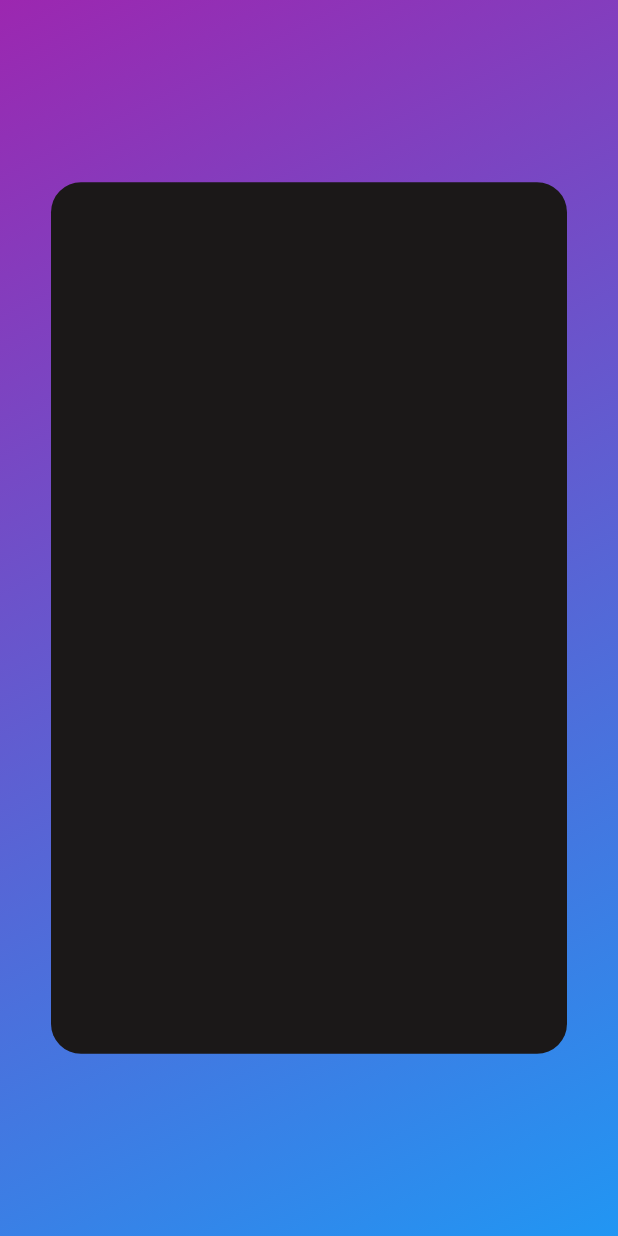
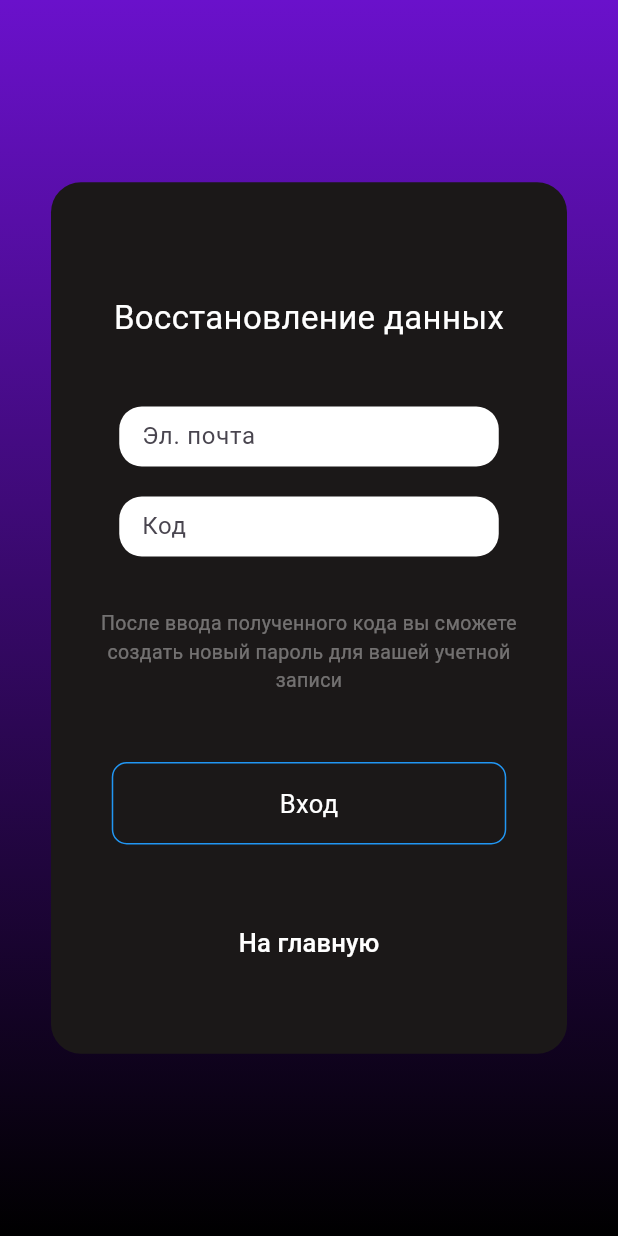
Before and after one commit to Sgale952/OtoWaveApp, a Flutter app: the PasswordRecoveryScreen screen opened directly, on a phone screen of 412 x 824 dp. Run offline on Flutter 3.47's test engine with Material 3 defaults, Android fonts, the phone set to English and light mode, and no system bars; Roboto replaces fonts that are missing (Inter-Medium).

Commit message:
Обновил цвет заднего фона всем файлам которые есть сейчас реализовал экран получения кода для восстановления пароль PasswordRecoveryScreen.dart

```diff
--- a/lib/LogInScreen.dart
+++ b/lib/LogInScreen.dart
@@ -1,7 +1,5 @@
-import 'dart:async';
 import 'package:OtoWave/MainScreen.dart';
 import 'package:flutter/material.dart';
-
 import 'PasswordRecoveryScreen.dart';
 
 
@@ -43,9 +41,9 @@ class _LogInScreenState extends State<LogInScreen> {
   BoxDecoration _buildBackgroundGradient() {
     return BoxDecoration(
       gradient: LinearGradient(
-        colors: [Colors.purple, Colors.blue],
-        begin: Alignment.topLeft,
-        end: Alignment.bottomRight,
+        colors: [Color.fromRGBO(106, 17, 203, 1.0), Colors.black],
+        begin: Alignment.topCenter,
+        end: Alignment.bottomCenter,
       ),
     );
   }
--- a/lib/MainScreen.dart
+++ b/lib/MainScreen.dart
@@ -44,9 +44,9 @@ class _MainScreenState extends State<MainScreen> {
   BoxDecoration _buildBackgroundGradient() {
     return BoxDecoration(
       gradient: LinearGradient(
-        colors: [Colors.purple, Colors.blue], // Цвета градиента
-        begin: Alignment.topLeft, // Начальное положение градиента
-        end: Alignment.bottomRight, // Конечное положение градиента
+        colors: [Color.fromRGBO(106, 17, 203, 1.0), Colors.black],
+        begin: Alignment.topCenter,
+        end: Alignment.bottomCenter,
       ),
     );
   }
--- a/lib/PasswordRecoveryScreen.dart
+++ b/lib/PasswordRecoveryScreen.dart
@@ -1,4 +1,4 @@
-import 'package:flutter/cupertino.dart';
+import 'package:OtoWave/MainScreen.dart';
 import 'package:flutter/material.dart';
 
 void main() {
@@ -42,9 +42,9 @@ bool _isPressed = false;
   BoxDecoration _buildBackgroundGradient() {
     return BoxDecoration(
       gradient: LinearGradient(
-        colors: [Colors.purple, Colors.blue],
-        begin: Alignment.topLeft,
-        end: Alignment.bottomRight,
+        colors: [Color.fromRGBO(106, 17, 203, 1.0), Colors.black],
+        begin: Alignment.topCenter,
+        end: Alignment.bottomCenter,
       ),
     );
   }
@@ -57,6 +57,140 @@ bool _isPressed = false;
         color: Color.fromRGBO(27, 24, 24, 1.0),
         borderRadius: BorderRadius.circular(20),
       ),
+      child: Stack(
+        children: [
+          Positioned(
+            top: 75,
+            left: 20,
+            right: 20,
+            child: Text(
+              'Восстановление данных',
+                  textAlign: TextAlign.center,
+              style: TextStyle(
+                color: Colors.white,
+                fontSize: 22,
+                fontFamily: 'Inter-Medium',
+              ),
+            ),
+
+          ),
+          Center(
+            child: Column(
+              mainAxisAlignment: MainAxisAlignment.center,
+              children: [
+                SizedBox(height: 10,),
+                _buildForm(),
+                SizedBox(height: 45,),
+                GestureDetector(
+                  onTapDown: (_) {
+                    setState(() {
+                      _isPressed = true; // Устанавливаем состояние _isPressed в true при нажатии
+                    });
+                  },
+                  onTapUp: (_) {
+                    /*Navigator.push(
+                      context,
+                      MaterialPageRoute(builder: (context) => LogInScreen()),
+                    ); */
+                    setState(() {
+                      _isPressed = false; // Устанавливаем состояние _isPressed в false при отпускании
+                    });
+                  },
+                  onTapCancel: () {
+                    setState(() {
+                      _isPressed = false; // Сбрасываем состояние _isPressed при отмене нажатия
+                    });
+                  },
+                  child: AnimatedContainer(
+                    duration: Duration(milliseconds: 200),
+                    width: 263,
+                    height: 55,
+                    padding: EdgeInsets.all(15),
+                    decoration: BoxDecoration(
+                      color: _isPressed
+                          ? Colors.blue // Цвет кнопки при нажатии
+                          : (_isHovered
+                          ? Colors.blue.withOpacity(0.5)
+                          : Colors.transparent),
+                      borderRadius: BorderRadius.circular(10),
+                      border: Border.all(color: Colors.blue, width: 1),
+                    ),
+                    child: Center(
+                      child: Text(
+                        'Вход',
+                        style: TextStyle(
+                          color: Colors.white,
+                          fontSize: 17,
+                          fontFamily: 'Inter-Medium',
+                        ),
+                      ),
+                    ),
+                  ),
+                ),
+              ],
+            ),
+          ),
+          Align(
+            alignment: Alignment.bottomCenter,
+            child: Padding(
+              padding: const EdgeInsets.only(bottom: 50),
+              child: TextButton(
+                onPressed: () {
+                  Navigator.push(context,
+                    MaterialPageRoute(builder: (context) => MainScreen()),
+                  );
+                },
+                child: Text(
+                  'На главную',
+                  style: TextStyle(
+                    color: Colors.white,
+                    fontSize: 17,
+                    fontFamily: 'Inter-Medium',
+                  ),
+                ),
+              ),
+            ),
+          ),
+        ],
+      )
     );
   }
+  Widget _buildForm() {
+    return Column(
+    mainAxisAlignment: MainAxisAlignment.center,
+    children: [
+    _buildTextField(hintText: 'Эл. почта'),
+    SizedBox(height: 20),
+    _buildTextField(hintText: 'Код', obscureText: true),
+      SizedBox(height: 35),
+    Text('После ввода полученного кода вы сможете\n'
+        'создать новый пароль для вашей учетной\nзаписи', textAlign: TextAlign.center,  style: TextStyle(
+    color: Colors.white38,
+    fontSize: 13,
+      fontFamily: 'Inter-Medium',
+
+            ),
+          )
+        ],
+      );
+    }
+  }
+
+Widget _buildTextField({required String hintText, bool obscureText = false}) {
+  return Container(
+    width: 253,
+    height: 40,
+    decoration: BoxDecoration(
+      color: Colors.white,
+      borderRadius: BorderRadius.circular(15),
+    ),
+    child: TextField(
+      obscureText: obscureText,
+      decoration: InputDecoration(
+        hintText: hintText,
+        border: InputBorder.none,
+        contentPadding: EdgeInsets.symmetric(horizontal: 15, vertical: 10),
+      ),
+    ),
+  );
 }
--- a/lib/RegistrationScreen.dart
+++ b/lib/RegistrationScreen.dart
@@ -40,9 +40,9 @@ class _RegistrationScreenState extends State<RegistrationScreen> {
   BoxDecoration _buildBackgroundGradient() {
     return BoxDecoration(
       gradient: LinearGradient(
-        colors: [Colors.purple, Colors.blue],
-        begin: Alignment.topLeft,
-        end: Alignment.bottomRight,
+        colors: [Color.fromRGBO(106, 17, 203, 1.0), Colors.black],
+        begin: Alignment.topCenter,
+        end: Alignment.bottomCenter,
       ),
     );
   }
@@ -159,11 +159,11 @@ class _RegistrationScreenState extends State<RegistrationScreen> {
       children: [
         _buildTextField(hintText: 'Логин'),
         SizedBox(height: 15),
-        _buildTextField(hintText: 'Пароль', obscureText: true),
+        _buildTextField(hintText: 'Эл. почта', ),
         SizedBox(height: 15),
-        _buildTextField(hintText: 'Email'),
+        _buildTextField(hintText: 'Пароль'),
         SizedBox(height: 15),
-        _buildTextField(hintText: 'Телефон'),
+        _buildTextField(hintText: 'Повторить пароль'),
       ],
     );
   }
```
